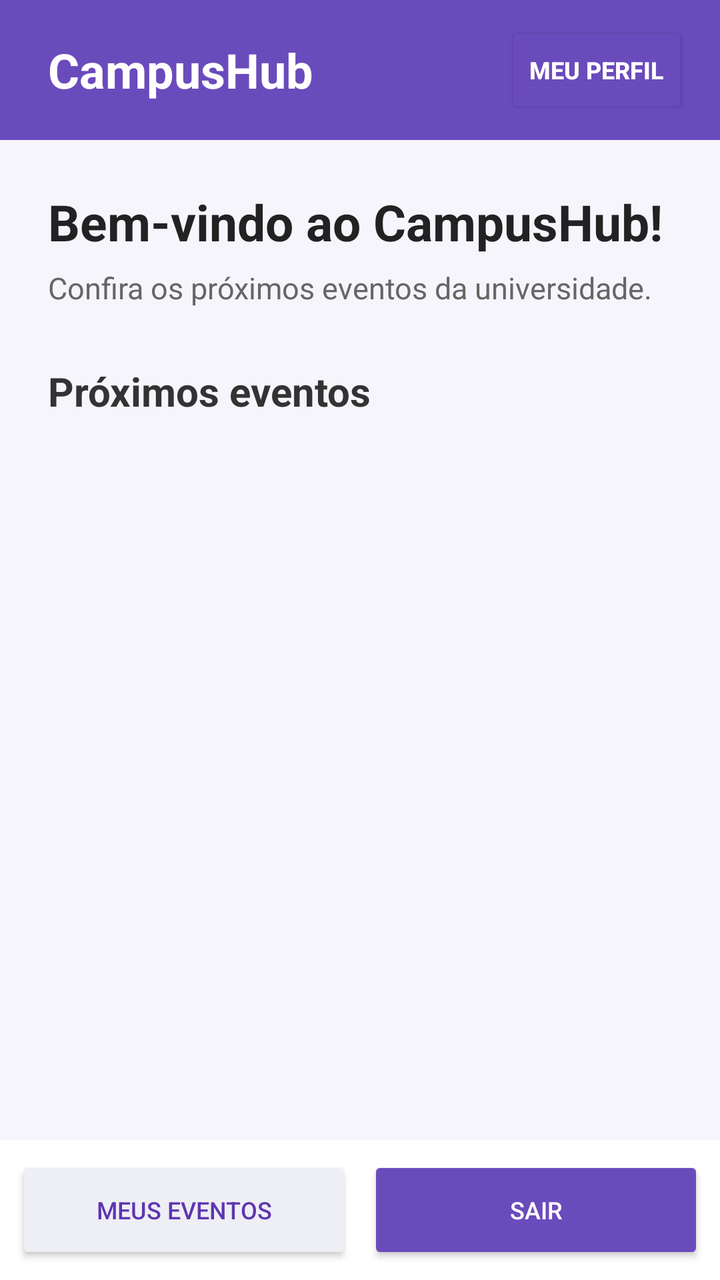
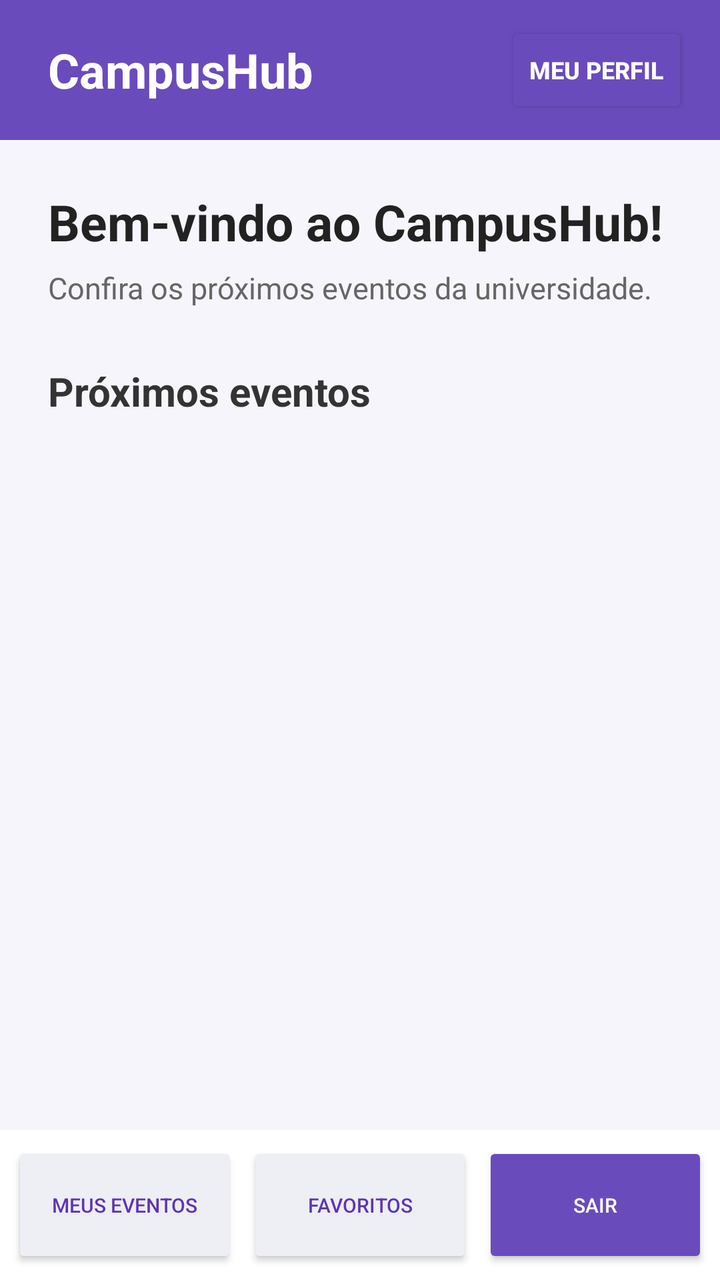

Screens rendered from an Android XML layout before and after an edit, with the pre-edit source and the edit as a unified diff.
<!-- AndroidManifest.xml: application theme Theme.LoginFirebase -->
<!-- res/layout/activity_home.xml -->
<?xml version="1.0" encoding="utf-8"?>
<LinearLayout xmlns:android="http://schemas.android.com/apk/res/android"
    android:layout_width="match_parent"
    android:layout_height="match_parent"
    android:orientation="vertical"
    android:background="#F7F5FC">

    <LinearLayout
        android:layout_width="match_parent"
        android:layout_height="70dp"
        android:orientation="horizontal"
        android:gravity="center_vertical"
        android:paddingStart="24dp"
        android:paddingEnd="16dp"
        android:background="#6A4BBC">

        <TextView
            android:layout_width="0dp"
            android:layout_height="wrap_content"
            android:layout_weight="1"
            android:text="CampusHub"
            android:textColor="#FFFFFF"
            android:textSize="24sp"
            android:textStyle="bold" />

        <Button
            android:id="@+id/btnPerfil"
            android:layout_width="wrap_content"
            android:layout_height="wrap_content"
            android:text="MEU PERFIL"
            android:textColor="#FFFFFF"
            android:textSize="12sp"
            android:textStyle="bold"
            android:backgroundTint="#6A4BBC" />

    </LinearLayout>

    <ScrollView
        android:layout_width="match_parent"
        android:layout_height="0dp"
        android:layout_weight="1"
        android:fillViewport="true">

        <LinearLayout
            android:layout_width="match_parent"
            android:layout_height="wrap_content"
            android:orientation="vertical"
            android:padding="24dp">

            <TextView
                android:id="@+id/txtBemVindo"
                android:layout_width="wrap_content"
                android:layout_height="wrap_content"
                android:text="Bem-vindo ao CampusHub!"
                android:textColor="#222222"
                android:textSize="25sp"
                android:textStyle="bold"
                android:layout_marginBottom="6dp" />

            <TextView
                android:layout_width="wrap_content"
                android:layout_height="wrap_content"
                android:text="Confira os próximos eventos da universidade."
                android:textColor="#666666"
                android:textSize="15sp"
                android:layout_marginBottom="28dp" />

            <TextView
                android:layout_width="wrap_content"
                android:layout_height="wrap_content"
                android:text="Próximos eventos"
                android:textColor="#333333"
                android:textSize="20sp"
                android:textStyle="bold"
                android:layout_marginBottom="16dp" />

            <LinearLayout
                android:id="@+id/eventosContainer"
                android:layout_width="match_parent"
                android:layout_height="wrap_content"
                android:orientation="vertical" />

        </LinearLayout>

    </ScrollView>

    <LinearLayout
        android:layout_width="match_parent"
        android:layout_height="70dp"
        android:orientation="horizontal"
        android:gravity="center"
        android:padding="8dp"
        android:background="#FFFFFF">

        <Button
            android:id="@+id/btnMeusEventos"
            android:layout_width="0dp"
            android:layout_height="match_parent"
            android:layout_weight="1"
            android:text="MEUS EVENTOS"
            android:textSize="12sp"
            android:textColor="#5E35B1"
            android:backgroundTint="#EEEEF5" />

        <Button
            android:id="@+id/btnSair"
            android:layout_width="0dp"
            android:layout_height="match_parent"
            android:layout_weight="1"
            android:text="SAIR"
            android:textSize="12sp"
            android:textColor="#FFFFFF"
            android:backgroundTint="#6A4BBC"
            android:layout_marginStart="8dp" />

    </LinearLayout>

</LinearLayout>
<!-- resources referenced by this layout -->
<resources>
  <style name="Theme.LoginFirebase" parent="Base.Theme.LoginFirebase" />
  <style name="Base.Theme.LoginFirebase" parent="Theme.Material3.DayNight.NoActionBar">
          
          
      </style>
</resources>

<!-- the commit's change to res/layout/activity_home.xml (unified diff, before → after) -->
@@ -86,10 +86,10 @@
 
     <LinearLayout
         android:layout_width="match_parent"
-        android:layout_height="70dp"
+        android:layout_height="75dp"
         android:orientation="horizontal"
         android:gravity="center"
-        android:padding="8dp"
+        android:padding="6dp"
         android:background="#FFFFFF">
 
         <Button
@@ -98,9 +98,20 @@
             android:layout_height="match_parent"
             android:layout_weight="1"
             android:text="MEUS EVENTOS"
-            android:textSize="12sp"
+            android:textSize="10sp"
             android:textColor="#5E35B1"
             android:backgroundTint="#EEEEF5" />
+
+        <Button
+            android:id="@+id/btnMeusFavoritos"
+            android:layout_width="0dp"
+            android:layout_height="match_parent"
+            android:layout_weight="1"
+            android:text="FAVORITOS"
+            android:textSize="10sp"
+            android:textColor="#5E35B1"
+            android:backgroundTint="#EEEEF5"
+            android:layout_marginStart="5dp" />
 
         <Button
             android:id="@+id/btnSair"
@@ -108,10 +119,10 @@
             android:layout_height="match_parent"
             android:layout_weight="1"
             android:text="SAIR"
-            android:textSize="12sp"
+            android:textSize="10sp"
             android:textColor="#FFFFFF"
             android:backgroundTint="#6A4BBC"
-            android:layout_marginStart="8dp" />
+            android:layout_marginStart="5dp" />
 
     </LinearLayout>
 
